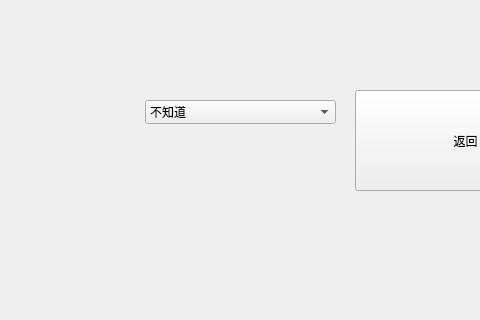
Before: the Qt Designer form prop.ui in aaaMsLIUfruit/RunningDino, drawn with Qt 5; both pictures show x 265 to 745 and y 0 to 320 of the 870 by 502 pixel window.
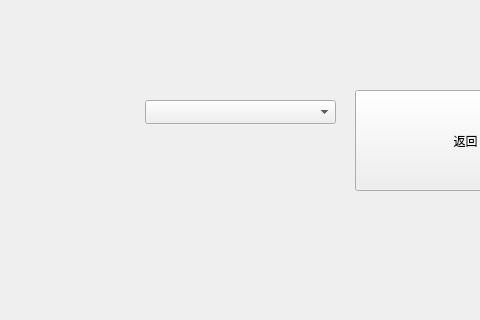
After: the same form once the commit is applied.

Diff of the .ui file:
```diff
--- a/prop.ui
+++ b/prop.ui
@@ -48,11 +48,6 @@
      <height>24</height>
     </rect>
    </property>
-   <item>
-    <property name="text">
-     <string>不知道</string>
-    </property>
-   </item>
   </widget>
  </widget>
  <resources/>
```
